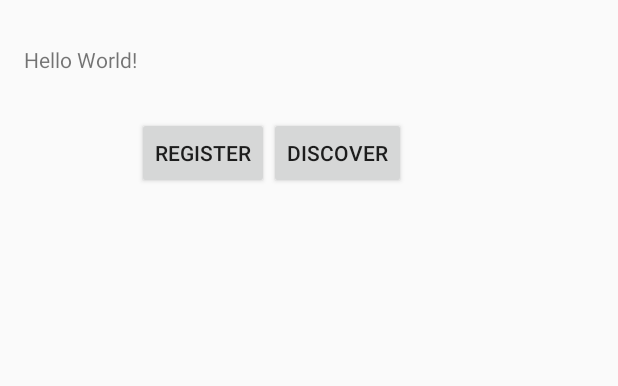
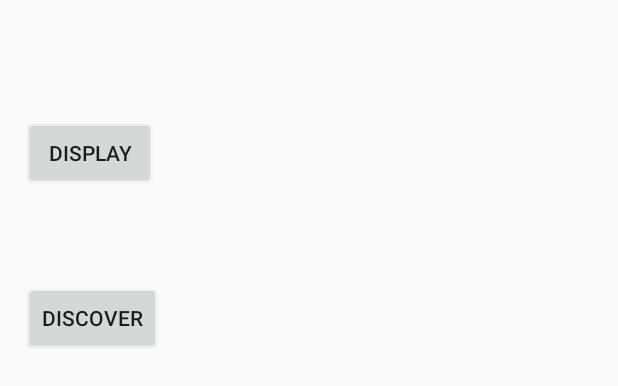
Before and after one commit to mola15/LiquidAndroid, an Android app: the layout activity_main.xml on its own in the app's theme, with its tools: preview values and no code run, on a phone screen of 412 x 824 dp. Shown: the top 386 px of the screen. Run offline under Robolectric (Android 15) with nearby library versions, the phone set to English and light mode, and no system bars; network calls fail.

Commit message:
nsd funzionante su activity server e client parlano

```diff
--- a/app/src/main/java/it/polimi/molinaroli/liquidandroid/Logic/Server.java
+++ b/app/src/main/java/it/polimi/molinaroli/liquidandroid/Logic/Server.java
@@ -127,6 +127,7 @@ public class Server {
                     //esegue quello che deve eseguire
                     //possibile caso di uscita
                     //metodo per scrivere sul buffer in uscita (scrive sul client)
+                    Log.i("server client mess:", str);
                     out.println(str);
                 }
                //cose da farlgi fare in uscita
--- a/app/src/main/res/layout/activity_main.xml
+++ b/app/src/main/res/layout/activity_main.xml
@@ -8,30 +8,27 @@
     android:paddingLeft="@dimen/activity_horizontal_margin"
     android:paddingRight="@dimen/activity_horizontal_margin"
     android:paddingTop="@dimen/activity_vertical_margin"
-    tools:context="it.polimi.molinaroli.liquidandroid.MainActivity">
-
-    <TextView
-        android:layout_width="wrap_content"
-        android:layout_height="wrap_content"
-        android:text="Hello World!"
-        android:id="@+id/textView" />
+    tools:context="it.polimi.molinaroli.liquidandroid.MainActivity"
+    android:orientation="vertical">
 
     <Button
-    android:text="register"
+    android:text="display"
     android:layout_width="wrap_content"
     android:layout_height="wrap_content"
     android:layout_marginTop="62dp"
-    android:id="@+id/register"
-    android:layout_below="@+id/textView"
-    android:layout_centerHorizontal="true" />
+    android:id="@+id/display" />
     <Button
         android:text="discover"
         android:layout_width="wrap_content"
         android:layout_height="wrap_content"
         android:layout_marginTop="62dp"
-        android:id="@+id/discover"
-        android:layout_below="@+id/textView"
-        android:layout_centerHorizontal="true" />
+        android:id="@+id/discover" />
+
+    <ListView
+        android:layout_width="match_parent"
+        android:layout_height="wrap_content"
+        android:id="@+id/servicelist">
+    </ListView>
 
 
 
```
Also changed, not shown: app/src/main/java/it/polimi/molinaroli/liquidandroid/Logic/NsdHelper.java (+26 -1 lines), app/src/main/java/it/polimi/molinaroli/liquidandroid/MainActivity.java (+71 -1 lines), app/src/main/res/layout/serviceitem.xml (added, +20 -0 lines), 1 other file.
